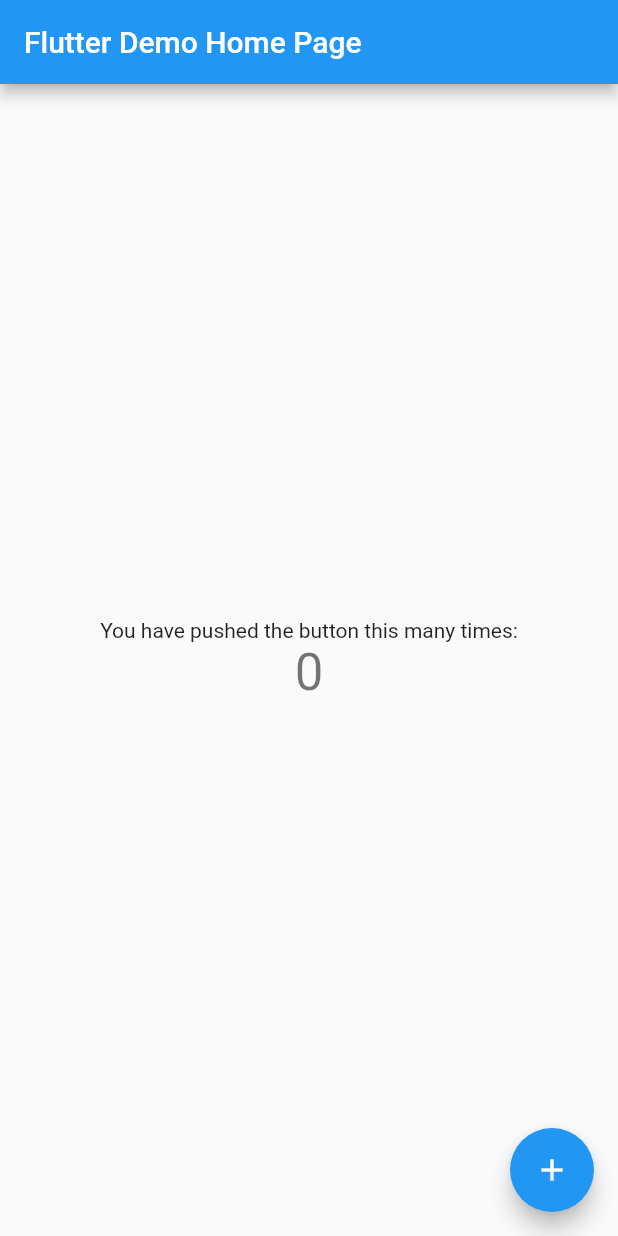
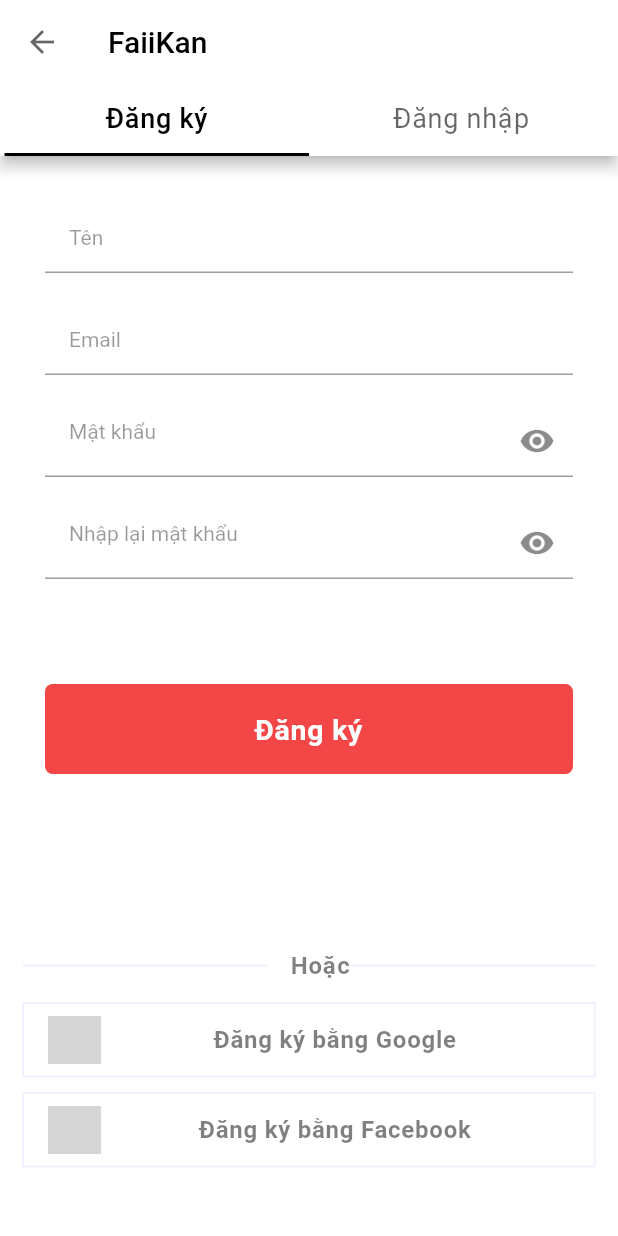
Before and after one commit to NguyenQuangKhang/Faiikan, a Flutter app: the screen it shows after launch, on a phone screen of 412 x 824 dp. Run offline on Flutter 3.47's test engine with Material 2 defaults, Android fonts, the phone set to English and light mode, and no system bars; network calls fail; grey boxes are pictures that could not be loaded.

Commit message:
Login and register

```diff
--- a/lib/main.dart
+++ b/lib/main.dart
@@ -1,4 +1,8 @@
+
+import 'package:faiikan/screens/register_login_screen/register_and_login_screen.dart';
 import 'package:flutter/material.dart';
+
+import 'screens/register_login_screen/register_screen.dart';
 
 void main() {
   runApp(MyApp());
@@ -22,92 +26,7 @@
         // is not restarted.
         primarySwatch: Colors.blue,
       ),
-      home: MyHomePage(title: 'Flutter Demo Home Page'),
+      home: RegisterAndLoginScreen(),
     );
   }
 }
-
-class MyHomePage extends StatefulWidget {
-  MyHomePage({Key key, this.title}) : super(key: key);
-
-  // This widget is the home page of your application. It is stateful, meaning
-  // that it has a State object (defined below) that contains fields that affect
-  // how it looks.
-
-  // This class is the configuration for the state. It holds the values (in this
-  // case the title) provided by the parent (in this case the App widget) and
-  // used by the build method of the State. Fields in a Widget subclass are
-  // always marked "final".
-
-  final String title;
-
-  @override
-  _MyHomePageState createState() => _MyHomePageState();
-}
-
-class _MyHomePageState extends State<MyHomePage> {
-  int _counter = 0;
-
-  void _incrementCounter() {
-    setState(() {
-      // This call to setState tells the Flutter framework that something has
-      // changed in this State, which causes it to rerun the build method below
-      // so that the display can reflect the updated values. If we changed
-      // _counter without calling setState(), then the build method would not be
-      // called again, and so nothing would appear to happen.
-      _counter++;
-    });
-  }
-
-  @override
-  Widget build(BuildContext context) {
-    // This method is rerun every time setState is called, for instance as done
-    // by the _incrementCounter method above.
-    //
-    // The Flutter framework has been optimized to make rerunning build methods
-    // fast, so that you can just rebuild anything that needs updating rather
-    // than having to individually change instances of widgets.
-    return Scaffold(
-      appBar: AppBar(
-        // Here we take the value from the MyHomePage object that was created by
-        // the App.build method, and use it to set our appbar title.
-        title: Text(widget.title),
-      ),
-      body: Center(
-        // Center is a layout widget. It takes a single child and positions it
-        // in the middle of the parent.
-        child: Column(
-          // Column is also a layout widget. It takes a list of children and
-          // arranges them vertically. By default, it sizes itself to fit its
-          // children horizontally, and tries to be as tall as its parent.
-          //
-          // Invoke "debug painting" (press "p" in the console, choose the
-          // "Toggle Debug Paint" action from the Flutter Inspector in Android
-          // Studio, or the "Toggle Debug Paint" command in Visual Studio Code)
-          // to see the wireframe for each widget.
-          //
-          // Column has various properties to control how it sizes itself and
-          // how it positions its children. Here we use mainAxisAlignment to
-          // center the children vertically; the main axis here is the vertical
-          // axis because Columns are vertical (the cross axis would be
-          // horizontal).
-          mainAxisAlignment: MainAxisAlignment.center,
-          children: <Widget>[
-            Text(
-              'You have pushed the button this many times:',
-            ),
-            Text(
-              '$_counter',
-              style: Theme.of(context).textTheme.headline4,
-            ),
-          ],
-        ),
-      ),
-      floatingActionButton: FloatingActionButton(
-        onPressed: _incrementCounter,
-        tooltip: 'Increment',
-        child: Icon(Icons.add),
-      ), // This trailing comma makes auto-formatting nicer for build methods.
-    );
-  }
-}
--- /dev/null
+++ b/lib/screens/register_login_screen/login_screen.dart
@@ -0,0 +1,79 @@
+import 'package:faiikan/widgets/google_and_facebook_login.dart';
+import 'package:faiikan/widgets/intput_text_field.dart';
+import 'package:flutter/material.dart';
+import 'package:flutter/rendering.dart';
+
+class LoginScreen extends StatelessWidget {
+  @override
+  Widget build(BuildContext context) {
+    return SingleChildScrollView(
+      scrollDirection: Axis.vertical,
+      padding: EdgeInsets.all(15),
+      child: Container(
+        height: MediaQuery.of(context).size.height*0.8,
+        child: Column(
+          children: [
+            Padding(
+              padding: const EdgeInsets.all(15),
+              child: Column(
+                children: [
+                  InputTextField(
+                    hintText: "Email",
+                    obscure: false,
+                  ),
+                  SizedBox(
+                    height: 20,
+                  ),
+                  InputTextField(
+                    hintText: "Mật khẩu",
+                    obscure: true,
+                  ),
+                  SizedBox(
+                    height: 30,
+                  ),
+                  Row(
+                    children: [
+                      Expanded(
+                        child: Container(
+                          height: 60,
+                          decoration: BoxDecoration(
+                              color: Color(0xffF34646),
+                              borderRadius: BorderRadius.circular(5)),
+                          child: Center(
+                            child: Text(
+                              "Đăng nhập",
+                              textAlign: TextAlign.center,
+                              style: TextStyle(
+                                color: Colors.white,
+                                fontSize: 19,
+                                letterSpacing: 0.5,
+                                fontWeight: FontWeight.w700,
+                              ),
+                            ),
+                          ),
+                        ),
+                      ),
+                    ],
+                  ),
+                  Align(
+                    alignment: Alignment.centerRight,
+                    child: Text(
+                      "Quên mật khẩu?",
+                      style: TextStyle(
+                          color: Color(0xff40BFFF),
+                          fontSize: 15,
+                          letterSpacing: 0.5,
+                          height: 1.5),
+                    ),
+                  ),
+                ],
+              ),
+            ),
+            Expanded(child: SizedBox()),
+            GoogleAndFacebookLogin(isLogin: true,),
+          ],
+        ),
+      ),
+    );
+  }
+}
--- /dev/null
+++ b/lib/screens/register_login_screen/register_and_login_screen.dart
@@ -0,0 +1,60 @@
+import 'package:faiikan/screens/register_login_screen/login_screen.dart';
+import 'package:faiikan/screens/register_login_screen/register_screen.dart';
+import 'package:faiikan/widgets/appbar.dart';
+import 'package:flutter/material.dart';
+
+class RegisterAndLoginScreen extends StatelessWidget {
+  @override
+  Widget build(BuildContext context) {
+    return DefaultTabController(
+      length: 2,
+      initialIndex: 0,
+      child: Scaffold(
+        backgroundColor: Colors.white,
+        appBar: CustomAppBar(
+          isBack: true,
+          bottom: TabBar(
+            indicatorColor: Colors.black,
+            labelColor: Colors.black,
+            labelStyle: TextStyle(fontWeight: FontWeight.w500),
+            unselectedLabelStyle: TextStyle(fontWeight: FontWeight.normal),
+            unselectedLabelColor: Colors.black.withOpacity(0.6),
+            isScrollable: true,
+            tabs: [
+              Container(
+                width: MediaQuery.of(context).size.width / 2 - 35,
+                child: Tab(
+                  child: Text(
+                    "Đăng ký",
+                    style: TextStyle(
+                      fontSize: 18,
+                      letterSpacing: 0.5,
+                    ),
+                  ),
+                ),
+              ),
+              Container(
+                width: MediaQuery.of(context).size.width / 2 - 35,
+                child: Tab(
+                  child: Text(
+                    "Đăng nhập",
+                    style: TextStyle(
+                      fontSize: 18,
+                      letterSpacing: 0.5,
+                    ),
+                  ),
+                ),
+              ),
+            ],
+          ),
+        ),
+        body: TabBarView(
+          children: [
+            RegisterScreen(),
+            LoginScreen(),
+          ],
+        ),
+      ),
+    );
+  }
+}
--- /dev/null
+++ b/lib/screens/register_login_screen/register_screen.dart
@@ -0,0 +1,82 @@
+import 'package:faiikan/widgets/google_and_facebook_login.dart';
+import 'package:faiikan/widgets/intput_text_field.dart';
+import 'package:flutter/cupertino.dart';
+import 'package:flutter/material.dart';
+
+class RegisterScreen extends StatelessWidget {
+  @override
+  Widget build(BuildContext context) {
+    return SingleChildScrollView(
+      scrollDirection: Axis.vertical,
+      padding: const EdgeInsets.all(15),
+      child: Container(
+        height: MediaQuery.of(context).size.height*0.8,
+        child: Column(
+          children: [
+            Padding(
+              padding: EdgeInsets.all( 15),
+              child: Column(
+                children: [
+                  InputTextField(
+                    hintText: "Tên",
+                    obscure: false,
+                  ),
+                  SizedBox(
+                    height: 20,
+                  ),
+                  InputTextField(
+                    hintText: "Email",
+                    obscure: false,
+                  ),
+                  SizedBox(
+                    height: 20,
+                  ),
+                  InputTextField(
+                    hintText: "Mật khẩu",
+                    obscure: true,
+                  ),
+                  SizedBox(
+                    height: 20,
+                  ),
+                  InputTextField(
+                    hintText: "Nhập lại mật khẩu",
+                    obscure: true,
+                  ),
+                  SizedBox(
+                    height: 70,
+                  ),
+                  Row(
+                    children: [
+                      Expanded(
+                        child: Container(
+                          height: 60,
+                          decoration: BoxDecoration(
+                              color: Color(0xffF34646),
+                              borderRadius: BorderRadius.circular(5)),
+                          child: Center(
+                            child: Text(
+                              "Đăng ký",
+                              textAlign: TextAlign.center,
+                              style: TextStyle(
+                                color: Colors.white,
+                                fontSize: 19,
+                                letterSpacing: 0.5,
+                                fontWeight: FontWeight.w700,
+                              ),
+                            ),
+                          ),
+                        ),
+                      ),
+                    ],
+                  ),
+                ],
+              ),
+            ),
+            Expanded(child: SizedBox()),
+            GoogleAndFacebookLogin(),
+          ],
+        ),
+      ),
+    );
+  }
+}
--- /dev/null
+++ b/lib/widgets/appbar.dart
@@ -0,0 +1,31 @@
+import 'package:flutter/material.dart';
+
+class CustomAppBar extends StatelessWidget implements PreferredSizeWidget {
+  final PreferredSizeWidget bottom;
+  final String title;
+  final bool isBack;
+  final Color backgroundColor;
+  const CustomAppBar(
+      {this.bottom, this.title = "FaiiKan", this.isBack = false,this.backgroundColor=Colors.white});
+
+  @override
+  Widget build(BuildContext context) {
+    return AppBar(
+      title: Text(title,style: TextStyle(color: Colors.black),),
+      backgroundColor: backgroundColor,
+      bottom: bottom,
+        leading: isBack
+            ? IconButton(
+          icon: Icon(Icons.arrow_back,color: Colors.black.withOpacity(0.6),),
+          onPressed: () {
+            Navigator.pop(context);
+          },
+        ) : null
+    );
+  }
+
+  @override
+  // TODO: implement preferredSize
+  Size get preferredSize => Size.fromHeight(
+      56.0 + (bottom != null ? bottom.preferredSize.height : 0));
+}
--- /dev/null
+++ b/lib/widgets/google_and_facebook_login.dart
@@ -0,0 +1,114 @@
+import 'package:flutter/material.dart';
+
+class GoogleAndFacebookLogin extends StatelessWidget {
+  final bool isLogin;
+
+  const GoogleAndFacebookLogin({ this.isLogin = false});
+  @override
+  Widget build(BuildContext context) {
+    return Column(
+      children: [
+        Row(
+          children: [
+            Expanded(child: Container(height: 1,color: Color(0xffEBF0FF),),),
+            SizedBox(width: 15,),
+            Center(
+              child: Text(
+                "Hoặc",
+                style: TextStyle(
+                  color: Colors.black.withOpacity(0.5),
+                  fontSize: 16,
+                  letterSpacing: 0.5,
+                  fontWeight: FontWeight.w700,
+                ),
+              ),
+            ),
+            Expanded(child: Container(height: 1,color: Color(0xffEBF0FF),),),
+          ],
+        ),
+        SizedBox(
+          height: 15,
+        ),
+        InkWell(
+          child: Container(
+            height: 50,
+            padding: EdgeInsets.symmetric(horizontal: 16, vertical: 8),
+            decoration: BoxDecoration(
+              border: Border.all(
+                color: Color(0xffEBF0FF),
+              ),
+            ),
+            child: Center(
+                child: Row(
+                  children: [
+                    Image.network(
+                      "http://assets.stickpng.com/images/5847f9cbcef1014c0b5e48c8.png",
+                      height: 35,
+                      width: 35,
+                      fit: BoxFit.contain,
+                    ),
+                    Expanded(
+                      child: Container(
+                        child: Center(
+                          child: Text(
+                            isLogin?"Đăng nhập bằng Google":"Đăng ký bằng Google",
+                            textAlign: TextAlign.center,
+                            style: TextStyle(
+                              color: Colors.black.withOpacity(0.5),
+                              fontSize: 16,
+                              letterSpacing: 0.5,
+                              fontWeight: FontWeight.w700,
+                            ),
+                          ),
+                        ),
+                      ),
+                    ),
+                  ],
+                )),
+          ),
+        ),
+        SizedBox(
+          height: 10,
+        ),
+        InkWell(
+          child: Container(
+            height: 50,
+            padding: EdgeInsets.symmetric(horizontal: 16, vertical: 8),
+            decoration: BoxDecoration(
+              border: Border.all(
+                color: Color(0xffEBF0FF),
+              ),
+            ),
+            child: Center(
+                child: Row(
+                  children: [
+                    Image.network(
+                      "https://www.vippng.com/png/detail/90-905721_facebook-facebook-lite-icon-png.png",
+                      height: 35,
+                      width: 35,
+                      fit: BoxFit.contain,
+                    ),
+                    Expanded(
+                      child: Container(
+                        child: Center(
+                          child: Text(
+                            isLogin?"Đăng nhập bằng Facebook":"Đăng ký bằng Facebook",
+                            textAlign: TextAlign.center,
+                            style: TextStyle(
+                              color: Colors.black.withOpacity(0.5),
+                              fontSize: 16,
+                              letterSpacing: 0.5,
+                              fontWeight: FontWeight.w700,
+                            ),
+                          ),
+                        ),
+                      ),
+                    ),
+                  ],
+                )),
+          ),
+        ),
+      ],
+    );
+  }
+}
--- /dev/null
+++ b/lib/widgets/intput_text_field.dart
@@ -0,0 +1,37 @@
+import 'package:flutter/material.dart';
+import 'package:flutter/widgets.dart';
+
+
+class InputTextField extends StatefulWidget {
+  final String hintText;
+ bool obscure;
+   InputTextField({this.hintText,this.obscure=false});
+  @override
+  _InputTextFieldState createState() => _InputTextFieldState();
+}
+
+class _InputTextFieldState extends State<InputTextField> {
+  bool isHidePassword=true;
+  @override
+  Widget build(BuildContext context) {
+    return TextField(
+      maxLines: 1,
+      obscureText: isHidePassword,
+      decoration: InputDecoration(
+        contentPadding: EdgeInsets.symmetric(horizontal: 16,vertical: 8),
+        border: UnderlineInputBorder(),
+        hintText: widget.hintText,
+        suffixIcon: widget.obscure?InkWell(onTap: (){
+setState(() {
+  isHidePassword=!isHidePassword;
+});
+        },
+          child: Icon(isHidePassword? Icons.visibility: Icons.visibility_off),):null,
+        hintStyle: TextStyle(
+          fontSize: 14,
+          color: Color(0xff000000).withOpacity(0.4),
+        ),
+      ),
+    );
+  }
+}
```
Also changed, not shown: lib/screens/main_screen/category_tab.dart (added), lib/screens/main_screen/home_tab.dart (added), lib/screens/main_screen/main_screen.dart (added), lib/screens/main_screen/message_tab.dart (added), lib/screens/main_screen/profile_tab.dart (added).
